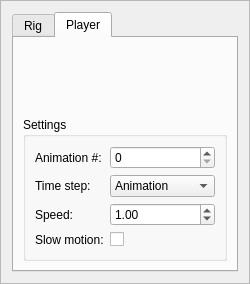
Before: the Qt Designer form Plugins/Animation/src/UI/AnimationUI.ui in STORM-IRIT/Radium-Engine, drawn with Qt 5.
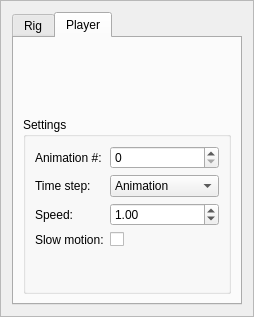
After: the same form once the commit is applied. Icons and pictures are not drawn.

The edit to the form file:
```diff
--- a/Plugins/Animation/src/UI/AnimationUI.ui
+++ b/Plugins/Animation/src/UI/AnimationUI.ui
@@ -6,8 +6,8 @@
    <rect>
     <x>0</x>
     <y>0</y>
-    <width>248</width>
-    <height>282</height>
+    <width>254</width>
+    <height>317</height>
    </rect>
   </property>
   <property name="windowTitle">
```
Left out of the diff: 72 changed lines with no effect on the pictures.
